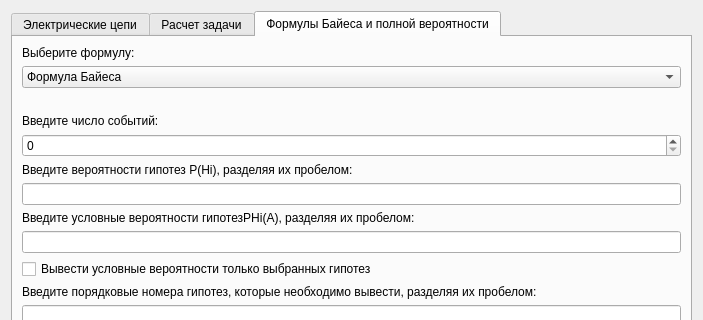
The window that mainwindow.ui (VooDooPumpkin/TVLab2) describes before a commit, drawn with Qt 5; both pictures show x 0 to 703 and y 0 to 320 of the 703 by 652 pixel window.
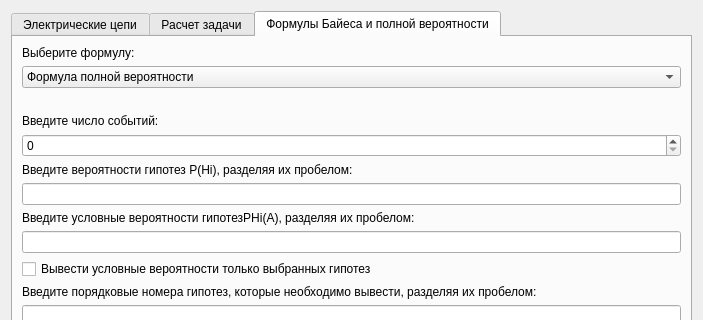
The same window after the commit.

```diff
--- a/mainwindow.ui
+++ b/mainwindow.ui
@@ -488,12 +488,7 @@
           </widget>
          </item>
          <item>
-          <widget class="QComboBox" name="comboBox">
-           <item>
-            <property name="text">
-             <string>Формула Байеса</string>
-            </property>
-           </item>
+          <widget class="QComboBox" name="chooseFormula">
            <item>
             <property name="text">
              <string>Формула полной вероятности</string>
```
Left out of the diff: 9 changed lines with no effect on the pictures.
